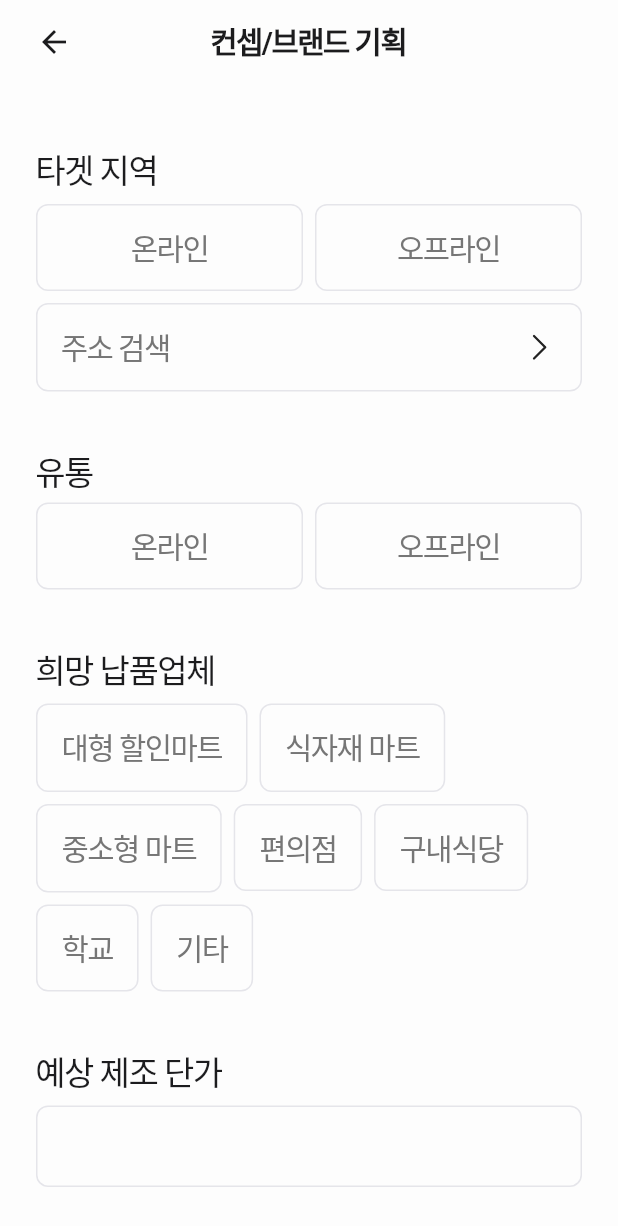
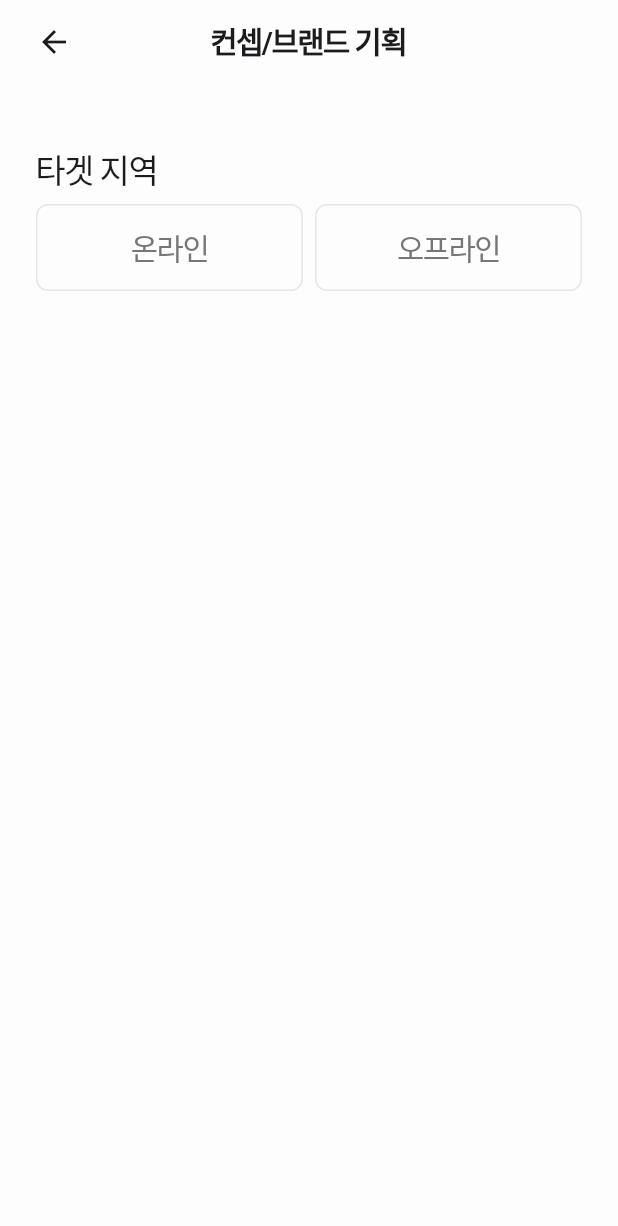
Before and after one commit to yeongwooCho/tower_meal, a Flutter app: the OnlineConsultingScreen screen opened by its route, on a phone screen of 412 x 824 dp. Shown: the top 1226 px of the screen. Run offline on Flutter 3.47's test engine with Material 3 defaults, Android fonts, the phone set to English and light mode, and no system bars; our stand-ins replace animated_toggle_switch, badges, flutter_riverpod, fluttertoast, go_router, grouped_list and 3 more; missing offline and left inert: hidable, kpostal; Roboto replaces fonts that are missing (Pretendard).

Commit message:
[feat] 컨설팅 제조/유통 입력 값이 차례로 나오도록 수정: 초기 데이터 수정

```diff
--- a/lib/second/consulting/provider/consulting_provider.dart
+++ b/lib/second/consulting/provider/consulting_provider.dart
@@ -13,7 +13,7 @@ class ConsultingStateNotifier extends StateNotifier<ConsultingModel> {
   ConsultingStateNotifier()
       : super(ConsultingModel(
           id: '',
-          status: ConsultingStatus.doneManufacture,
+          status: ConsultingStatus.no,
         ));
 
   void updateConcept({
--- a/lib/second/consulting/view/online_consulting_screen.dart
+++ b/lib/second/consulting/view/online_consulting_screen.dart
@@ -27,8 +27,8 @@ class OnlineConsultingScreen extends ConsumerStatefulWidget {
 
 class _OnlineConsultingScreenState
     extends ConsumerState<OnlineConsultingScreen> {
-  String? targetLocation; // 타겟 지역(온라인, 오프라인)
-  String? circulation; // 유통(온라인, 오프라인)
+  String targetLocation = ''; // 타겟 지역(온라인, 오프라인)
+  String circulation = ''; // 유통(온라인, 오프라인)
   int estimatedManufacturingCost = 0;
   int estimatedManufacturingPeriod = 0;
 
@@ -90,7 +90,8 @@ class _OnlineConsultingScreenState
                   ),
                 ],
               ),
-              const SizedBox(height: 8.0),
+              if (targetLocation == '오프라인') const SizedBox(height: 8.0),
+              if (targetLocation == '오프라인')
                 InkWell(
                   onTap: () {
                     onTapKakaoAddress(
@@ -129,12 +130,14 @@ class _OnlineConsultingScreenState
                   ),
                 ),
               ),
-              const SizedBox(height: 40.0),
+              if (targetLocation.isNotEmpty) const SizedBox(height: 40.0),
+              if (targetLocation.isNotEmpty)
                 const Text(
                   '유통',
                   style: MyTextStyle.bodyTitleMedium,
                 ),
-              const SizedBox(height: 8.0),
+              if (targetLocation.isNotEmpty) const SizedBox(height: 8.0),
+              if (targetLocation.isNotEmpty)
                 Row(
                   children: [
                     Expanded(
@@ -162,12 +165,14 @@ class _OnlineConsultingScreenState
                   ),
                 ],
               ),
-              const SizedBox(height: 40.0),
+              if (circulation.isNotEmpty) const SizedBox(height: 40.0),
+              if (circulation.isNotEmpty)
                 const Text(
                   '희망 납품업체',
                   style: MyTextStyle.bodyTitleMedium,
                 ),
-              const SizedBox(height: 8.0),
+              if (circulation.isNotEmpty) const SizedBox(height: 8.0),
+              if (circulation.isNotEmpty)
                 Wrap(
                   spacing: 8.0,
                   runSpacing: 8.0,
@@ -186,12 +191,14 @@ class _OnlineConsultingScreenState
                         ))
                     .toList(),
               ),
-              const SizedBox(height: 40.0),
+              if (selectedSupplier.isNotEmpty) const SizedBox(height: 40.0),
+              if (selectedSupplier.isNotEmpty)
                 const Text(
                   '예상 제조 단가',
                   style: MyTextStyle.bodyTitleMedium,
                 ),
-              const SizedBox(height: 8.0),
+              if (selectedSupplier.isNotEmpty) const SizedBox(height: 8.0),
+              if (selectedSupplier.isNotEmpty)
                 CustomTextFormField(
                   suffixText: '원',
                   textInputType: TextInputType.number,
@@ -200,6 +207,8 @@ class _OnlineConsultingScreenState
                       estimatedManufacturingCost = int.parse(value);
                     } catch (e) {
                       estimatedManufacturingCost = 0;
+                    } finally {
+                      setState(() {});
                     }
                   },
                   onSaved: (String? newValue) {},
@@ -207,20 +216,24 @@ class _OnlineConsultingScreenState
                     return null;
                 },
               ),
-              const SizedBox(height: 40.0),
+              if (selectedSupplier.isNotEmpty) const SizedBox(height: 40.0),
+              if (selectedSupplier.isNotEmpty)
                 const Text(
                   '예상 제조 기간',
                   style: MyTextStyle.bodyTitleMedium,
                 ),
-              const SizedBox(height: 8.0),
+              if (selectedSupplier.isNotEmpty) const SizedBox(height: 8.0),
+              if (selectedSupplier.isNotEmpty)
                 CustomTextFormField(
                   suffixText: '일',
                   textInputType: TextInputType.number,
                   onChanged: (String value) {
                     try {
-                    estimatedManufacturingCost = int.parse(value);
+                      estimatedManufacturingPeriod = int.parse(value);
                     } catch (e) {
-                    estimatedManufacturingCost = 0;
+                      estimatedManufacturingPeriod = 0;
+                    } finally {
+                      setState(() {});
                     }
                   },
                   onSaved: (String? newValue) {},
@@ -228,7 +241,12 @@ class _OnlineConsultingScreenState
                     return null;
                   },
                 ),
-              const SizedBox(height: 40.0),
+              if (selectedSupplier.isNotEmpty) const SizedBox(height: 40.0),
+              if (targetLocation.isNotEmpty &&
+                  circulation.isNotEmpty &&
+                  preferredSupplier.isNotEmpty &&
+                  estimatedManufacturingCost != 0 &&
+                  estimatedManufacturingPeriod != 0)
                 PrimaryButton(
                   onPressed: () {
                     context.goNamed(ResultCirculationScreen.routeName);
```
Lines whose indentation alone changed are shown as unchanged.
